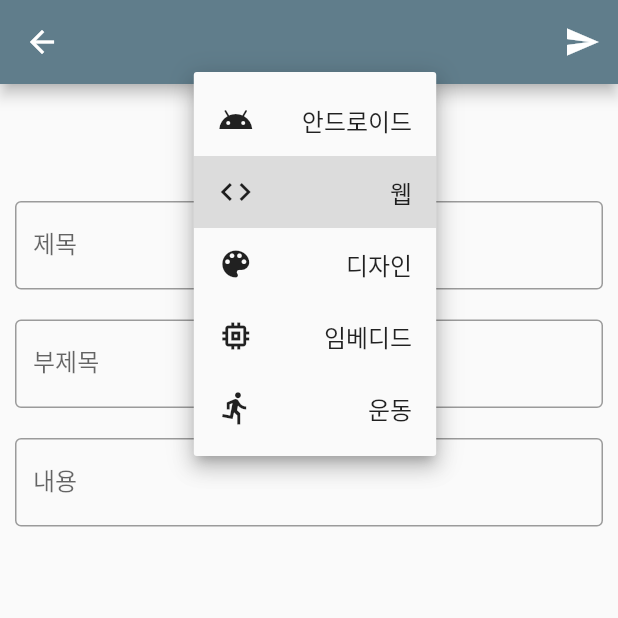
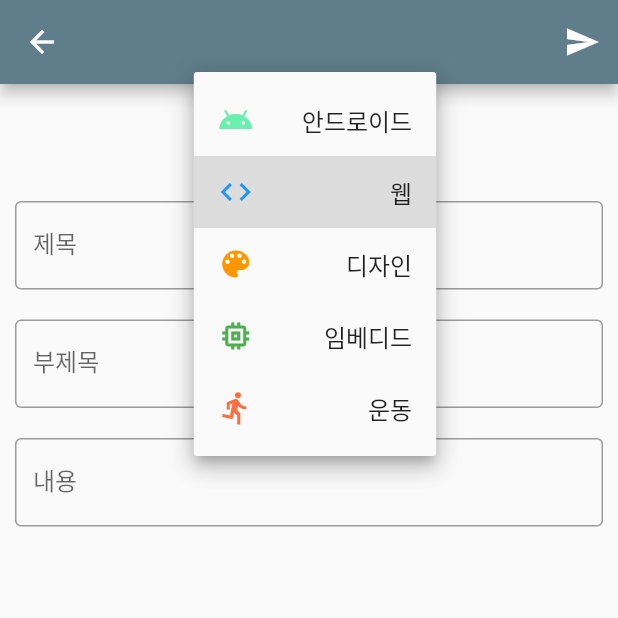
Before and after one commit to aufmcl/potential_u, a Flutter app: the AddPage screen opened directly, after a tap on an icon or button, on a phone screen of 412 x 824 dp, the top half of it. Run offline on Flutter 3.47's test engine with Material 2 defaults, Android fonts, the phone set to English and light mode, and no system bars; our stand-ins replace firebase_auth, google_sign_in; accounts and stored records are empty.

Commit message:
[FIX] Keboard Issue solve.

```diff
--- a/lib/add_page.dart
+++ b/lib/add_page.dart
@@ -43,6 +43,8 @@ class _AddPage extends State<AddPage> {
   @override
   Widget build(BuildContext context) {
     return Scaffold(
+      resizeToAvoidBottomPadding: false,
+      resizeToAvoidBottomInset: true, // when keyboard displayed then make can scrolling on the scaffold
       appBar: AppBar(
         backgroundColor: Colors.blueGrey,
         actions: <Widget>[
@@ -55,36 +57,13 @@ class _AddPage extends State<AddPage> {
           )
         ],
       ),
-      body: Column(
+      body: SingleChildScrollView(
+        scrollDirection: Axis.vertical,
+        reverse: true,
+        child:  Column(
           children: <Widget>[
             Container(
               margin: EdgeInsets.fromLTRB(20, 10, 20, 10),
-//            child: DropdownButton<DropdownItem>(
-//              isExpanded: true,
-//              items: _classList.map(
-//                    (val) {
-//                  return DropdownMenuItem<DropdownItem>(
-//                    value: _currentSelectedItem,
-//                    child: Row(
-//                      mainAxisAlignment: MainAxisAlignment.spaceBetween,
-//                      children: <Widget>[
-//                        _currentSelectedItem.icon,
-//                        Text(
-//                            _currentSelectedItem.name
-//                        ),
-//                      ],
-//                    ),
-//                  );
-//                },
-//              ).toList(),
-//              value: _currentSelectedItem,
-//              onChanged: (value) {
-//                setState(() {
-//                  _currentSelectedItem = value;
-//                });
-//              },
-//            ),
-
               child: DropdownButton(
                 value: _currentSelectedItem,
                 items: _classList.map(
@@ -104,16 +83,6 @@ class _AddPage extends State<AddPage> {
                 onChanged: onChangeDropdownItem,
               ),
             ),
-
-          //TODO: Select Icon on DropdownButton
-//          DropdownButton<Icon>(
-//            value: Icon(Icons.android),
-//            //elevation: 16,
-//            underline: Container(
-//              height: 2,
-//              color: Colors.deepPurpleAccent,
-//            ),
-//          ),
             Padding(
               padding: const EdgeInsets.all(10.0),
               child: TextField(
@@ -147,6 +116,7 @@ class _AddPage extends State<AddPage> {
             ),
           ],
         ),
+      )
     );
   }
 }
@@ -154,17 +124,16 @@ class _AddPage extends State<AddPage> {
 class DropdownItem {
   String name;
   Icon icon;
-  Color color;
 
-  DropdownItem(this.name, this.icon, this.color);
+  DropdownItem(this.name, this.icon);
 
   static List<DropdownItem> getItem() {
     return <DropdownItem>[
-      DropdownItem('안드로이드', Icon(Icons.android), Colors.greenAccent),
-      DropdownItem('웹', Icon(Icons.code), Colors.blue),
-      DropdownItem('디자인', Icon(Icons.color_lens), Colors.orange),
-      DropdownItem('임베디드', Icon(Icons.memory), Colors.green),
-      DropdownItem('운동', Icon(Icons.directions_run), Colors.deepOrangeAccent),
+      DropdownItem('안드로이드', Icon(Icons.android, color: Colors.greenAccent)),
+      DropdownItem('웹', Icon(Icons.code, color: Colors.blue,)),
+      DropdownItem('디자인', Icon(Icons.color_lens, color: Colors.orange,)),
+      DropdownItem('임베디드', Icon(Icons.memory, color: Colors.green,)),
+      DropdownItem('운동', Icon(Icons.directions_run, color: Colors.deepOrangeAccent,)),
     ];
   }
 }
```
Lines whose indentation alone changed are shown as unchanged.
